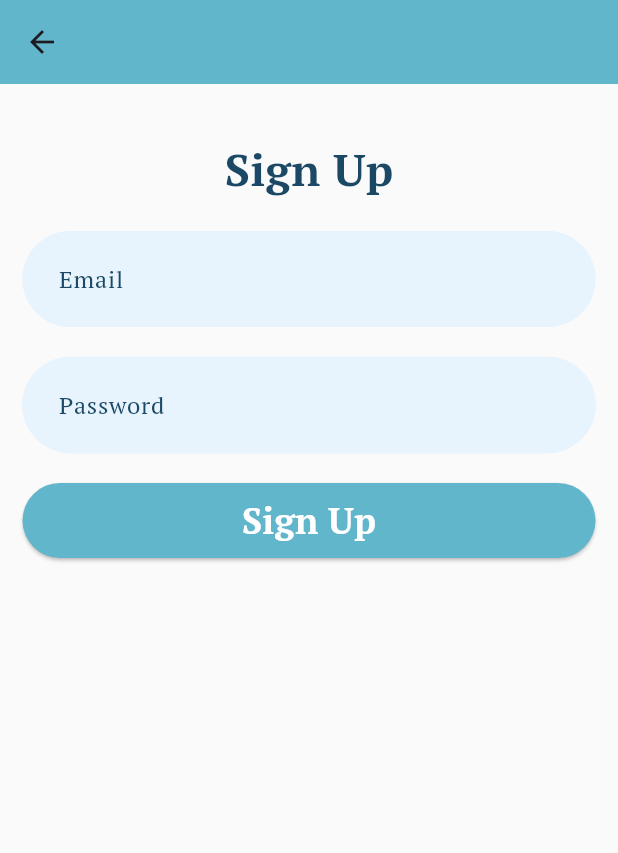
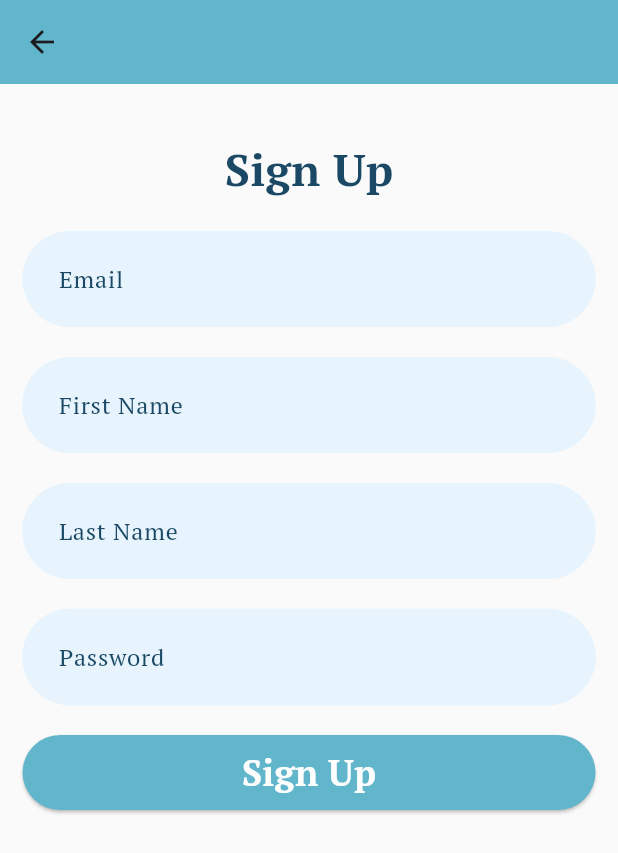
Before and after one commit to harshithlanka3/SAME-3311, a Flutter app: the SignUpPage screen opened directly, on a phone screen of 412 x 824 dp. Shown: the top 853 px of the screen. Run offline on Flutter 3.47's test engine with Material 3 defaults, Android fonts, the phone set to English and light mode, and no system bars; our stand-ins replace firebase_auth, firebase_core, firebase_database, fluttertoast, image_picker, multi_select_flutter; accounts and stored records are empty; network calls fail.

Commit message:
SCRUM-90 User Search - implements user search for first and last name - added first and last name field

```diff
--- a/frontend/s_a_m_e/lib/account.dart
+++ b/frontend/s_a_m_e/lib/account.dart
@@ -61,7 +61,7 @@ class _ManageAccountPageState extends State<ManageAccountPage> {
                           ),
                         ),
                         const SizedBox(height: 20),
-                        const Text('User Name', style: TextStyle(fontWeight: FontWeight.bold, fontSize: 20.0),),
+                        Text('${snapshot.data!.firstName} ${snapshot.data!.lastName}', style: TextStyle(fontWeight: FontWeight.bold, fontSize: 20.0),),
                         Text('User Role: ${snapshot.data!.role}', style: const TextStyle(fontSize: 16.0)),
                         const SizedBox(height: 20),
                         SizedBox(
@@ -79,8 +79,8 @@ class _ManageAccountPageState extends State<ManageAccountPage> {
                         const Divider(),
                         const SizedBox(height: 20),
 
-                        ProfileMenuWidget(title: "Full Name", icon: Icons.abc),
-                        ProfileMenuWidget(title: "Username", icon: Icons.account_circle),
+                        ProfileMenuWidget(title: snapshot.data!.firstName + " " + snapshot.data!.lastName, icon: Icons.abc),
+                        //ProfileMenuWidget(title: "Username", icon: Icons.account_circle),
                         ProfileMenuWidget(title: snapshot.data!.email, icon: Icons.email),
                         ProfileMenuWidget(title: "Password", icon: Icons.key),
 
--- a/frontend/s_a_m_e/lib/admin.dart
+++ b/frontend/s_a_m_e/lib/admin.dart
@@ -33,7 +33,7 @@ Widget build(BuildContext context) {
             },
           ),
           ListTile(
-            title: const Text('View all Users'),
+            title: const Text('View All Users'),
             onTap: () {
               Navigator.push(context, MaterialPageRoute(builder: (context) => const ViewAccounts(),));
             },
--- a/frontend/s_a_m_e/lib/signup.dart
+++ b/frontend/s_a_m_e/lib/signup.dart
@@ -13,13 +13,16 @@ class SignUpPage extends StatefulWidget {
 
 class _SignUpPageState extends State<SignUpPage> {
   final _userEmail = TextEditingController();
+  final _userFirstName = TextEditingController();
+  final _userLastName = TextEditingController();
   final _userPassword = TextEditingController();
   final FirebaseAuth _auth = FirebaseAuth.instance;
 
   @override
   void dispose() {
     _userEmail.dispose();
-    //_username.dispose();
+    _userFirstName.dispose();
+    _userLastName.dispose();
     _userPassword.dispose();
     super.dispose();
   }
@@ -58,6 +61,8 @@ class _SignUpPageState extends State<SignUpPage> {
     final userRef = FirebaseDatabase.instance.ref('users').child(uid);
     await userRef.set({
       'email': _userEmail.text,
+      'firstName': _userFirstName.text,
+      'lastName': _userLastName.text,
       'role': 'user',
     });
   }
@@ -83,6 +88,40 @@ class _SignUpPageState extends State<SignUpPage> {
                 decoration: const InputDecoration(
                   contentPadding: EdgeInsets.all(20.0),
                   labelText: 'Email',
+                  labelStyle: TextStyle(color: navy),
+                  filled: true,
+                  fillColor: boxinsides,
+                  enabledBorder: OutlineInputBorder(
+                      borderRadius: BorderRadius.all(Radius.circular(40.0)),
+                      borderSide: BorderSide(color: boxinsides)),
+                  focusedBorder: OutlineInputBorder(
+                      borderRadius: BorderRadius.all(Radius.circular(40.0)),
+                      borderSide: BorderSide(color: boxinsides)),
+                ),
+              ),
+              const SizedBox(height: 20),
+              TextField(
+                controller: _userFirstName,
+                decoration: const InputDecoration(
+                  contentPadding: EdgeInsets.all(20.0),
+                  labelText: 'First Name',
+                  labelStyle: TextStyle(color: navy),
+                  filled: true,
+                  fillColor: boxinsides,
+                  enabledBorder: OutlineInputBorder(
+                      borderRadius: BorderRadius.all(Radius.circular(40.0)),
+                      borderSide: BorderSide(color: boxinsides)),
+                  focusedBorder: OutlineInputBorder(
+                      borderRadius: BorderRadius.all(Radius.circular(40.0)),
+                      borderSide: BorderSide(color: boxinsides)),
+                ),
+              ),
+              const SizedBox(height: 20),
+              TextField(
+                controller: _userLastName,
+                decoration: const InputDecoration(
+                  contentPadding: EdgeInsets.all(20.0),
+                  labelText: 'Last Name',
                   labelStyle: TextStyle(color: navy),
                   filled: true,
                   fillColor: boxinsides,
```
Also changed, not shown: frontend/s_a_m_e/lib/firebase_service.dart (+22 -15 lines), frontend/s_a_m_e/lib/view_accounts.dart (+96 -19 lines), frontend/s_a_m_e/lib/view_profile.dart (+0 -8 lines), 3 other files.
